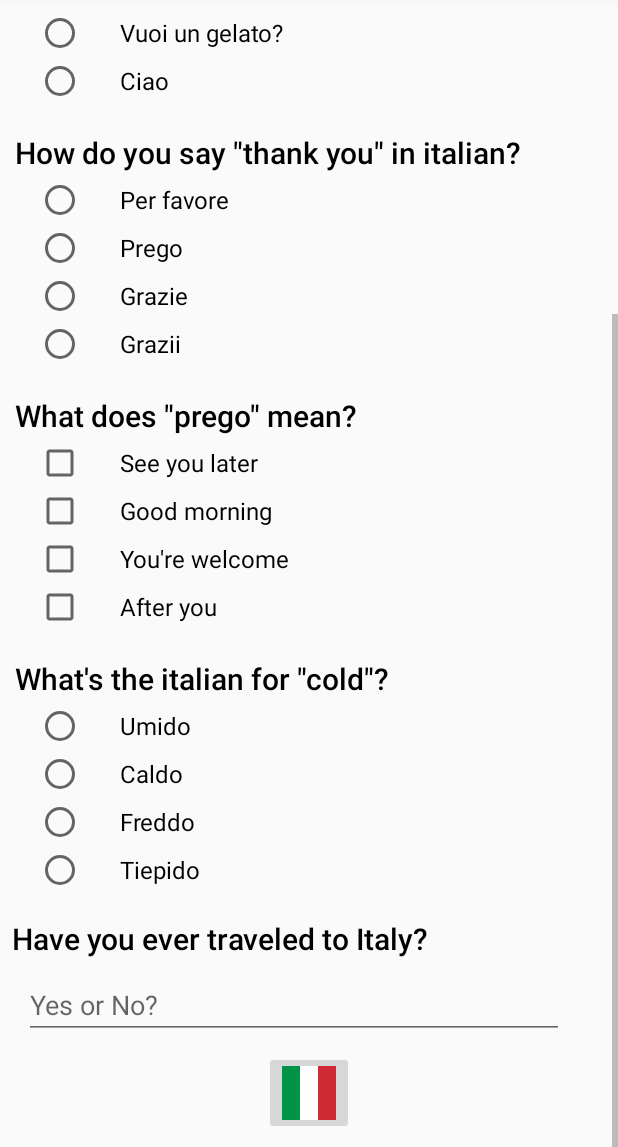
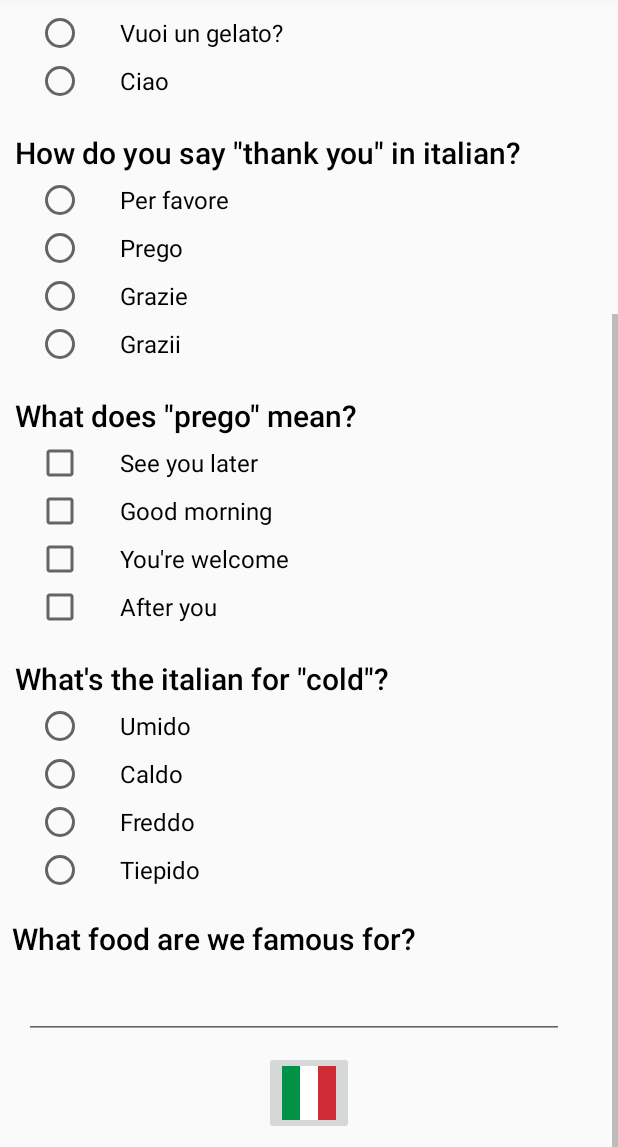
Before and after one commit to frakka92/ItalianQuiz, an Android app: the screen it shows after launch (MainActivity), scrolled down 294 dp, on a phone screen of 412 x 824 dp, the part 89-1236 px from its top. Run offline under Robolectric (Android 15) with nearby library versions, the phone set to English and light mode, and no system bars.

Commit message:
fix editText

```diff
--- a/app/src/main/res/layout/activity_main.xml
+++ b/app/src/main/res/layout/activity_main.xml
@@ -1,16 +1,11 @@
 <?xml version="1.0" encoding="utf-8"?>
-<android.support.constraint.ConstraintLayout xmlns:android="http://schemas.android.com/apk/res/android"
+<ScrollView xmlns:android="http://schemas.android.com/apk/res/android"
     xmlns:app="http://schemas.android.com/apk/res-auto"
     xmlns:tools="http://schemas.android.com/tools"
+    android:id="@+id/scroll"
     android:layout_width="match_parent"
     android:layout_height="match_parent"
     tools:context=".MainActivity">
-
-    <ScrollView
-        android:layout_width="match_parent"
-        android:layout_height="match_parent"
-        tools:layout_editor_absoluteX="8dp"
-        tools:layout_editor_absoluteY="8dp">
 
     <RelativeLayout
         android:layout_width="match_parent"
@@ -33,6 +28,7 @@
 
             <TextView
                 style="@style/text"
+                android:layout_height="63dp"
                 android:text="@string/description" />
 
         </LinearLayout>
@@ -156,30 +152,27 @@
         </RadioGroup>
 
         <TextView
-                android:id="@+id/question_trip"
+            android:id="@+id/question_famous"
             style="@style/question_header"
             android:layout_below="@id/radio4"
             android:layout_margin="8dp" />
 
         <EditText
-                android:id="@+id/trip"
+            android:id="@+id/famous"
             android:layout_width="match_parent"
             android:layout_height="wrap_content"
-                android:layout_below="@id/question_trip"
+            android:layout_below="@id/question_famous"
             android:layout_marginStart="16dp"
             android:layout_marginEnd="36dp"
-                android:hint="@string/yes_no"
             android:inputType="textCapSentences" />
 
         <ImageButton
             android:id="@+id/imageButton"
             style="@style/button"
-                android:layout_below="@id/trip"
+            android:layout_below="@id/famous"
             android:layout_centerHorizontal="true"
             android:layout_marginTop="8dp"
             android:onClick="submitAnswers"
             app:srcCompat="@drawable/ita" />
     </RelativeLayout>
 </ScrollView>
-
-</android.support.constraint.ConstraintLayout>
--- a/app/src/main/res/values/strings.xml
+++ b/app/src/main/res/values/strings.xml
@@ -1,6 +1,6 @@
 <resources>
     <string name="app_name">ItalianQuiz</string>
-    <string name="description">Hello!My name is Francesca and I will be you Italian teacher for some questions. Let\'s get started!</string>
+    <string name="description">Hello!My name is Francesca and I will be your Italian teacher for some questions. Let\'s get started!</string>
     <string name="header">What is you level of italian?</string>
 
     <string name="question">Question</string>
@@ -34,6 +34,5 @@
     <string name="answer43">Freddo</string>
     <string name="answer44">Tiepido</string>
 
-    <string name="question_trip">Have you ever traveled to Italy?</string>
-    <string name="yes_no">Yes or No?</string>
+    <string name="famous">What food are we famous for?</string>
 </resources>
--- a/app/src/main/res/values/styles.xml
+++ b/app/src/main/res/values/styles.xml
@@ -23,7 +23,7 @@
         <item name="android:layout_height">wrap_content</item>
         <item name="android:layout_marginStart">16dp</item>
         <item name="android:layout_marginEnd">16dp</item>
-        <item name="android:textSize">16dp</item>
+        <item name="android:textSize">16sp</item>
         <item name="android:paddingStart">24dp</item>
         <item name="android:text">@string/answer</item>
     </style>
```
Also changed, not shown: app/src/main/java/com/example/android/italianquiz/MainActivity.java (+21 -13 lines). Lines whose indentation alone changed are shown as unchanged.
